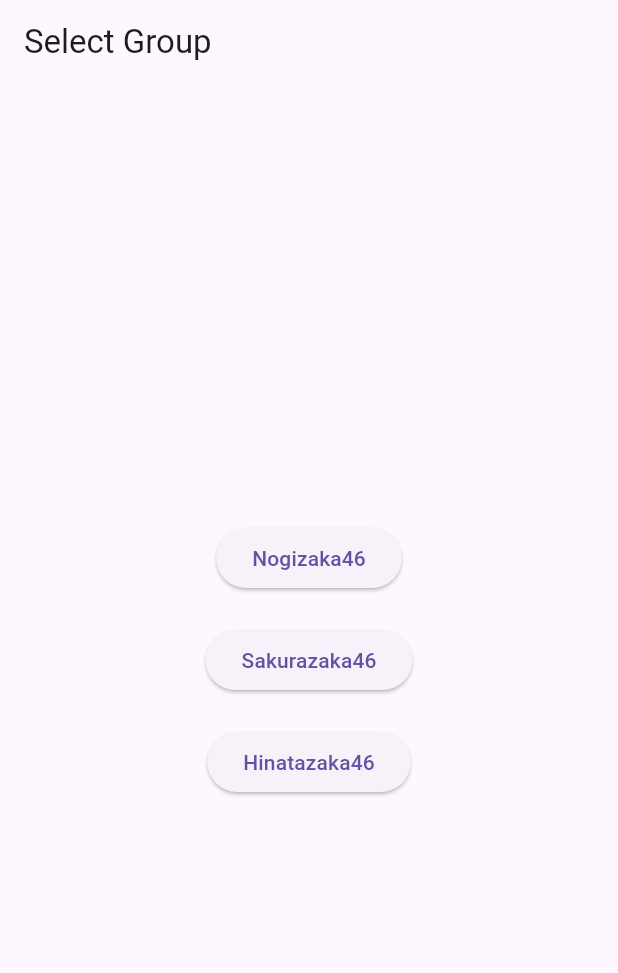
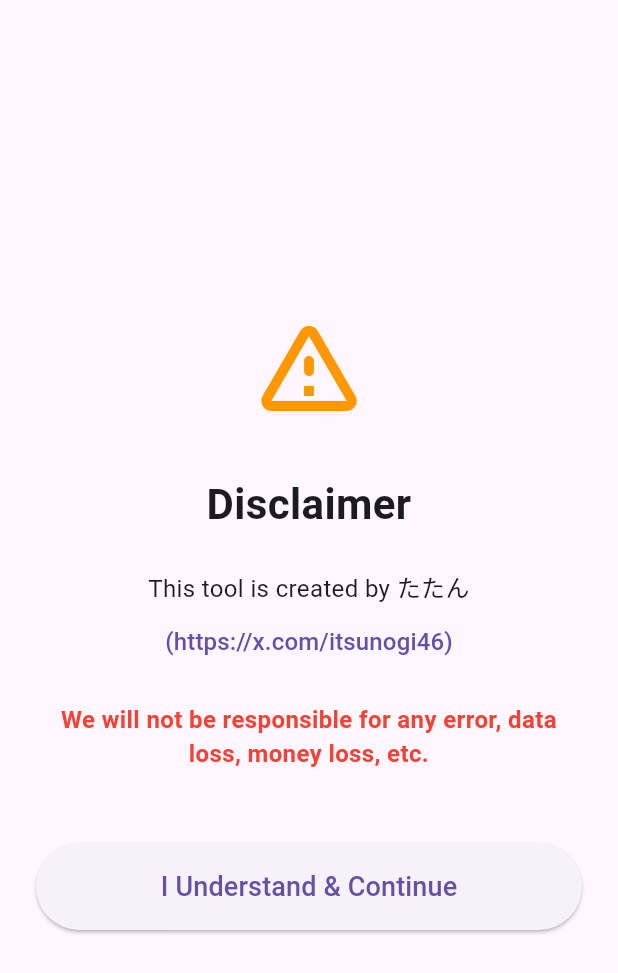
Before and after one commit to iamCristYe/lucky-scan, a Flutter app: the screen it shows after launch, on a phone screen of 412 x 824 dp. Shown: the top 973 px of the screen. Run offline on Flutter 3.47's test engine with Material 3 defaults, Android fonts, the light colour scheme and no system bars; our stand-ins replace camera, permission_handler, shared_preferences, webview_flutter; missing offline and left inert: google_mlkit_text_recognition.

Commit message:
feat: Add a disclaimer screen and set it as the initial route for the application.

```diff
--- a/lib/main.dart
+++ b/lib/main.dart
@@ -2,6 +2,7 @@
 import 'package:shared_preferences/shared_preferences.dart';
 import 'screens/group_selection_screen.dart';
 import 'screens/scanner_screen.dart';
+import 'screens/disclaimer_screen.dart';
 import 'services/api_service.dart';
 
 void main() async {
@@ -22,7 +23,7 @@
         primarySwatch: Colors.purple,
         useMaterial3: true,
       ),
-      home: const MainWrapper(),
+      home: const DisclaimerScreen(),
     );
   }
 }
--- /dev/null
+++ b/lib/screens/disclaimer_screen.dart
@@ -0,0 +1,83 @@
+import 'package:flutter/material.dart';
+import 'package:url_launcher/url_launcher.dart';
+import '../main.dart'; // Import MainWrapper
+
+class DisclaimerScreen extends StatelessWidget {
+  const DisclaimerScreen({super.key});
+
+  Future<void> _launchUrl() async {
+    final Uri url = Uri.parse('https://x.com/itsunogi46');
+    if (!await launchUrl(url)) {
+      throw Exception('Could not launch $url');
+    }
+  }
+
+  @override
+  Widget build(BuildContext context) {
+    return Scaffold(
+      body: SafeArea(
+        child: Padding(
+          padding: const EdgeInsets.all(24.0),
+          child: Column(
+            mainAxisAlignment: MainAxisAlignment.center,
+            crossAxisAlignment: CrossAxisAlignment.stretch,
+            children: [
+              const Icon(
+                Icons.warning_amber_rounded,
+                size: 80,
+                color: Colors.orange,
+              ),
+              const SizedBox(height: 32),
+              const Text(
+                'Disclaimer',
+                style: TextStyle(
+                  fontSize: 28,
+                  fontWeight: FontWeight.bold,
+                ),
+                textAlign: TextAlign.center,
+              ),
+              const SizedBox(height: 24),
+              const Text(
+                'This tool is created by たたん',
+                style: TextStyle(fontSize: 16),
+                textAlign: TextAlign.center,
+              ),
+              TextButton(
+                onPressed: _launchUrl,
+                child: const Text(
+                  '(https://x.com/itsunogi46)',
+                  style: TextStyle(fontSize: 16),
+                ),
+              ),
+              const SizedBox(height: 16),
+              const Text(
+                'We will not be responsible for any error, data loss, money loss, etc.',
+                style: TextStyle(
+                  fontSize: 16,
+                  color: Colors.red,
+                  fontWeight: FontWeight.bold,
+                ),
+                textAlign: TextAlign.center,
+              ),
+              const SizedBox(height: 48),
+              ElevatedButton(
+                onPressed: () {
+                  Navigator.of(context).pushReplacement(
+                    MaterialPageRoute(builder: (context) => const MainWrapper()),
+                  );
+                },
+                style: ElevatedButton.styleFrom(
+                  padding: const EdgeInsets.symmetric(vertical: 16),
+                ),
+                child: const Text(
+                  'I Understand & Continue',
+                  style: TextStyle(fontSize: 18),
+                ),
+              ),
+            ],
+          ),
+        ),
+      ),
+    );
+  }
+}
```
